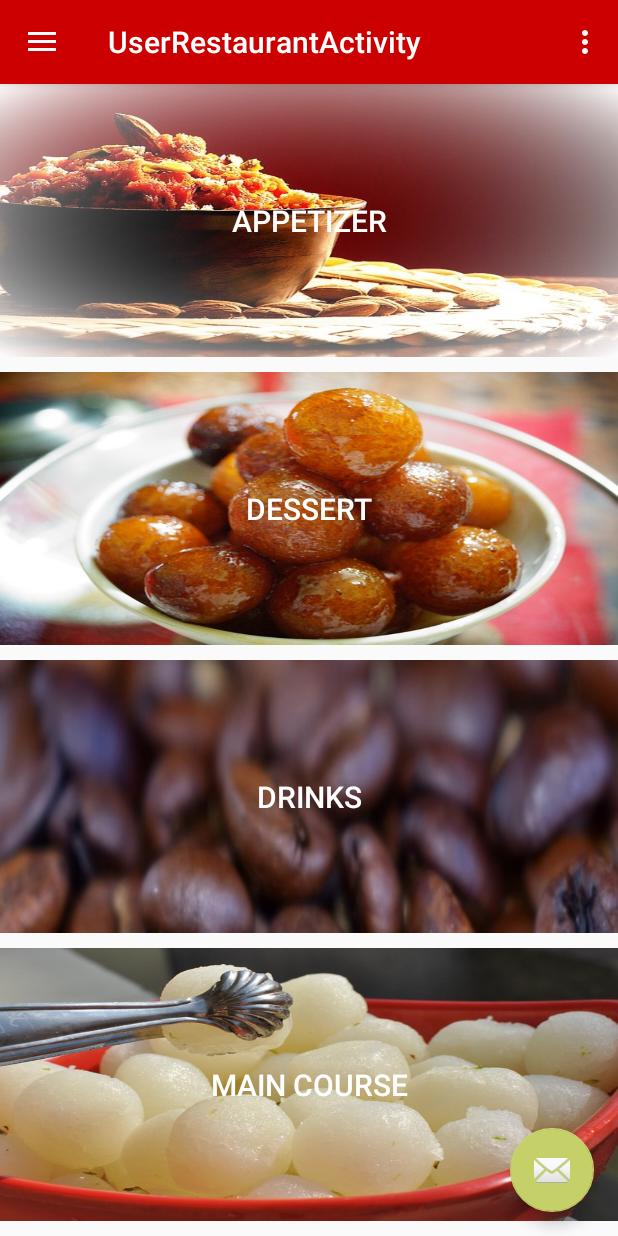
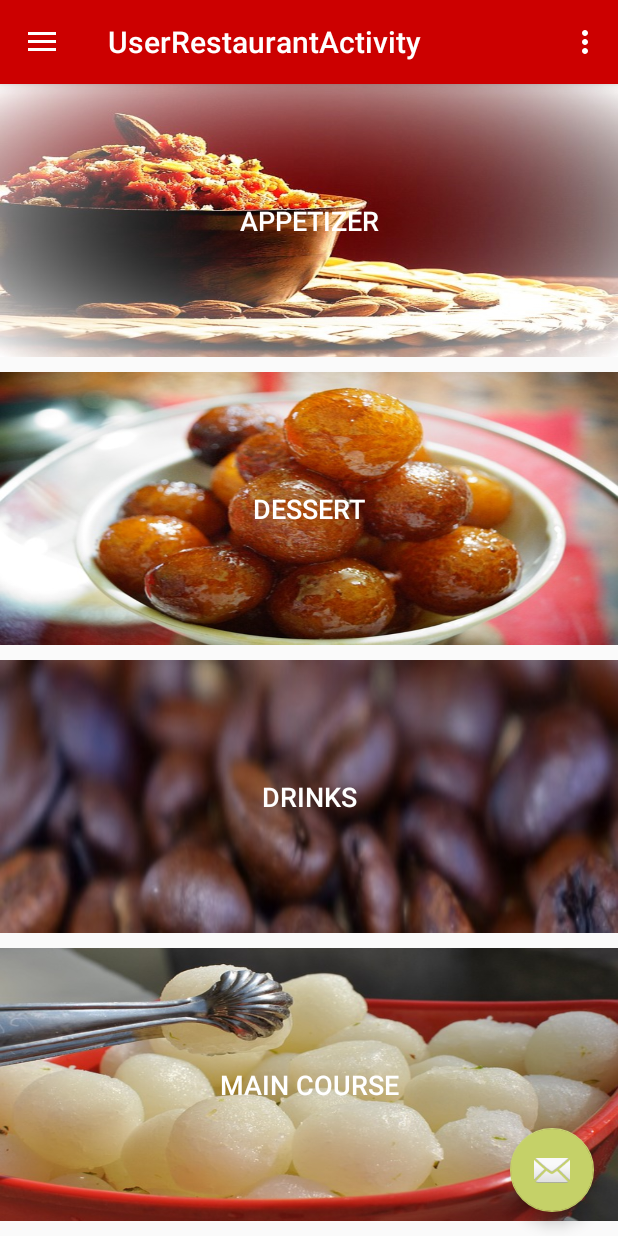
Before and after one commit to DeveloperManisha/CMPE-277-Project, an Android app: the UserRestaurantActivity screen opened directly, with no data from a screen before it, on a phone screen of 412 x 824 dp. Run offline under Robolectric (Android 15) with nearby library versions, the phone set to English and light mode, and no system bars.

Commit message:
ui changes 3

```diff
--- a/Food4U/app/src/main/res/layout/content_user_restaurant.xml
+++ b/Food4U/app/src/main/res/layout/content_user_restaurant.xml
@@ -24,7 +24,7 @@
             android:background="@drawable/appetizer"
             android:text="Appetizer"
             android:textColor="@android:color/white"
-            android:textSize="20dp" />
+            android:textSize="18sp" />
 
     </LinearLayout>
     <LinearLayout
@@ -42,7 +42,7 @@
             android:background="@drawable/dessert"
             android:text="Dessert"
             android:textColor="@android:color/white"
-            android:textSize="20dp" />
+            android:textSize="18sp" />
 
     </LinearLayout>
     <LinearLayout
@@ -60,7 +60,7 @@
             android:background="@drawable/drink"
             android:text="Drinks"
             android:textColor="@android:color/white"
-            android:textSize="20dp" />
+            android:textSize="18sp" />
     </LinearLayout>
     <LinearLayout
         android:layout_width="match_parent"
@@ -77,7 +77,7 @@
             android:background="@drawable/maincourse"
             android:text="Main Course"
             android:textColor="@android:color/white"
-            android:textSize="20dp" />
+            android:textSize="18sp" />
 
     </LinearLayout>
 
--- a/Food4U/app/src/main/res/values/styles.xml
+++ b/Food4U/app/src/main/res/values/styles.xml
@@ -3,7 +3,7 @@
     <!-- Base application theme. -->
     <style name="AppTheme" parent="Theme.AppCompat.Light.DarkActionBar">
         <!-- Customize your theme here. -->
-        <item name="colorPrimary">@android:color/holo_red_dark</item>
+        <item name="colorPrimary">@android:color/black</item>
         <item name="colorPrimaryDark">@color/colorPrimaryDark</item>
         <item name="colorAccent">@color/colorAccent</item>
     </style>
```
